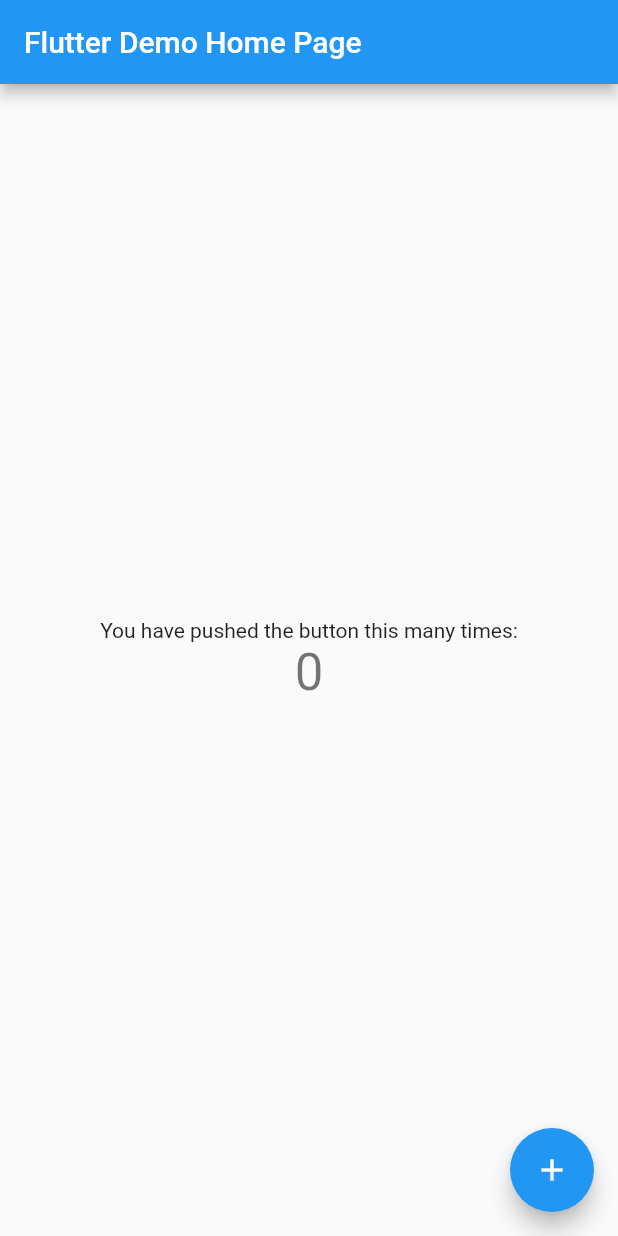
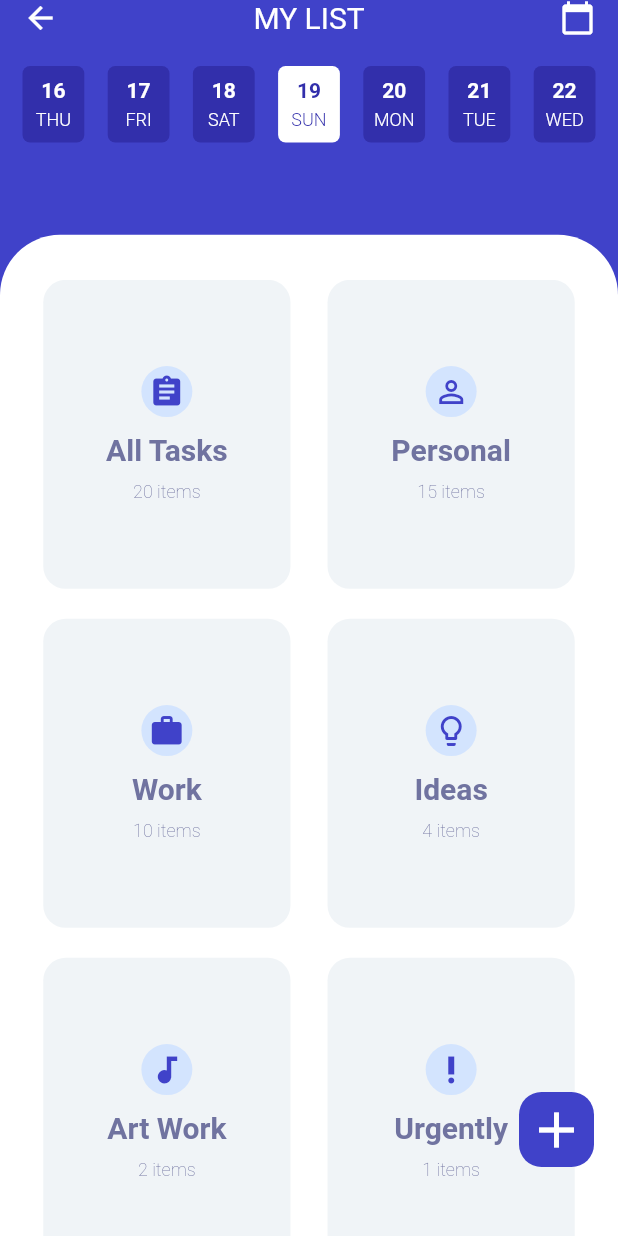
Before and after one commit to JoelRomero97/tasks-ui, a Flutter app: the screen it shows after launch, on a phone screen of 412 x 824 dp. Run offline on Flutter 3.47's test engine with Material 2 defaults, Android fonts, the phone set to English and light mode, and no system bars.

Commit message:
My list
My list page UI implemented
Generic page for schedule too
Header generic
Taks type card and day filter for global widgets

```diff
--- a/lib/main.dart
+++ b/lib/main.dart
@@ -1,69 +1,35 @@
 import 'package:flutter/material.dart';
+import 'package:provider/provider.dart';
 
-import 'package:tasks_ui/src/utils/helpers.dart';
+import 'package:tasks_ui/src/models/data_model.dart';
+import 'package:tasks_ui/src/models/task_model.dart';
+import 'package:tasks_ui/src/pages/my_list_page.dart';
+import 'package:tasks_ui/src/models/filters_model.dart';
 
 void main() {
-  runApp(MyApp());
+  runApp(MultiProvider(
+    providers: [
+      ChangeNotifierProvider(create: (_) => new DataModel()),
+      ChangeNotifierProvider(create: (_) => new TaskModel()),
+      ChangeNotifierProvider(create: (_) => new FiltersModel()),
+    ],
+    child: MyApp(),
+  ));
 }
 
 class MyApp extends StatelessWidget {
   @override
   Widget build(BuildContext context) {
     return MaterialApp(
-      title: 'Flutter Demo',
+      title: 'Tasks UI',
       theme: ThemeData(
-        primarySwatch: Colors.blue,
+        primarySwatch: Colors.indigo,
         visualDensity: VisualDensity.adaptivePlatformDensity,
       ),
-      home: MyHomePage(title: 'Flutter Demo Home Page'),
+      initialRoute: 'my-list',
+      routes: {
+        'my-list': (BuildContext context) => MyListPage(),
+      },
     );
   }
 }
-
-class MyHomePage extends StatefulWidget {
-  MyHomePage({Key key, this.title}) : super(key: key);
-
-  final String title;
-
-  @override
-  _MyHomePageState createState() => _MyHomePageState();
-}
-
-class _MyHomePageState extends State<MyHomePage> {
-  int _counter = 0;
-
-  void _incrementCounter() {
-    setState(() {
-      _counter++;
-    });
-  }
-
-  @override
-  Widget build(BuildContext context) {
-    changeStatusLight();
-    return Scaffold(
-      appBar: AppBar(
-        title: Text(widget.title),
-      ),
-      body: Center(
-        child: Column(
-          mainAxisAlignment: MainAxisAlignment.center,
-          children: <Widget>[
-            Text(
-              'You have pushed the button this many times:',
-            ),
-            Text(
-              '$_counter',
-              style: Theme.of(context).textTheme.headline4,
-            ),
-          ],
-        ),
-      ),
-      floatingActionButton: FloatingActionButton(
-        onPressed: _incrementCounter,
-        tooltip: 'Increment',
-        child: Icon(Icons.add),
-      ),
-    );
-  }
-}
--- /dev/null
+++ b/lib/src/pages/generic_page.dart
@@ -0,0 +1,70 @@
+import 'package:flutter/material.dart';
+
+import 'package:tasks_ui/src/utils/helpers.dart';
+import 'package:tasks_ui/src/widgets/custom_widgets.dart';
+
+class GenericPage extends StatelessWidget {
+  final String title;
+  final Widget rightIcon;
+  final Widget subHeader;
+  final Widget customChild;
+
+  GenericPage({
+    @required this.title,
+    @required this.rightIcon,
+    @required this.subHeader,
+    @required this.customChild,
+  });
+
+  @override
+  Widget build(BuildContext context) {
+    changeStatusLight();
+    return Scaffold(
+      body: _buildBody(context),
+      backgroundColor: Color(0xFF4042C9),
+      floatingActionButton: Container(
+        padding: EdgeInsets.all(5),
+        margin: EdgeInsets.only(bottom: 30),
+        decoration: BoxDecoration(
+          color: Color(0xFF4042C9),
+          borderRadius: BorderRadius.all(Radius.circular(15)),
+        ),
+        child: Icon(
+          Icons.add,
+          size: 40,
+          color: Colors.white,
+        ),
+      ),
+    );
+  }
+
+  Widget _buildBody(BuildContext context) {
+    return Stack(
+      children: <Widget>[
+        Align(
+          alignment: Alignment.topCenter,
+          child: Header(
+            title,
+            rightIcon,
+            subHeader,
+          ),
+        ),
+        Align(
+          alignment: Alignment.bottomCenter,
+          child: Container(
+            width: double.infinity,
+            height: MediaQuery.of(context).size.height * 0.81,
+            decoration: BoxDecoration(
+              color: Colors.white,
+              borderRadius: BorderRadius.only(
+                topLeft: Radius.circular(40),
+                topRight: Radius.circular(40),
+              ),
+            ),
+            child: customChild,
+          ),
+        ),
+      ],
+    );
+  }
+}
--- /dev/null
+++ b/lib/src/pages/my_list_page.dart
@@ -0,0 +1,67 @@
+import 'package:flutter/material.dart';
+
+import 'generic_page.dart';
+import 'package:tasks_ui/src/widgets/custom_widgets.dart';
+
+class MyListPage extends StatelessWidget {
+  Size _screenSize;
+
+  @override
+  Widget build(BuildContext context) {
+    _screenSize = MediaQuery.of(context).size;
+    return GenericPage(
+      title: 'MY LIST',
+      subHeader: _buildDayFilter(),
+      rightIcon: Icon(Icons.calendar_today, color: Colors.white),
+      customChild: Container(
+        width: double.infinity,
+        height: double.infinity,
+        padding: EdgeInsets.only(
+            top: 30,
+            left: _screenSize.width * 0.07,
+            right: _screenSize.width * 0.07),
+        child: SingleChildScrollView(
+          scrollDirection: Axis.vertical,
+          child: Wrap(
+            runSpacing: 20,
+            alignment: WrapAlignment.spaceBetween,
+            children: <Widget>[
+              _buildTaskType('All Tasks', Icons.assignment, 20),
+              _buildTaskType('Personal', Icons.person_outline, 15),
+              _buildTaskType('Work', Icons.work, 10),
+              _buildTaskType('Ideas', Icons.lightbulb_outline, 4),
+              _buildTaskType('Art Work', Icons.audiotrack, 2),
+              _buildTaskType('Urgently', Icons.priority_high, 1),
+            ],
+          ),
+        ),
+      ),
+    );
+  }
+
+  Widget _buildTaskType(String title, IconData icon, int tasks) {
+    return TaskTypeCard(
+      title: title,
+      icon: Icon(
+        icon,
+        color: Color(0xFF4042C9),
+      ),
+      tasks: tasks,
+    );
+  }
+
+  Widget _buildDayFilter() {
+    return Row(
+      mainAxisAlignment: MainAxisAlignment.spaceBetween,
+      children: <Widget>[
+        DayFilter(day: DateTime.now().subtract(Duration(days: 3))),
+        DayFilter(day: DateTime.now().subtract(Duration(days: 2))),
+        DayFilter(day: DateTime.now().subtract(Duration(days: 1))),
+        DayFilter(day: DateTime.now(), selected: true),
+        DayFilter(day: DateTime.now().add(Duration(days: 1))),
+        DayFilter(day: DateTime.now().add(Duration(days: 2))),
+        DayFilter(day: DateTime.now().add(Duration(days: 3))),
+      ],
+    );
+  }
+}
--- /dev/null
+++ b/lib/src/widgets/custom_widgets.dart
@@ -0,0 +1,3 @@
+export 'header.dart';
+export 'day_filter.dart';
+export 'task_type_card.dart';
--- /dev/null
+++ b/lib/src/widgets/day_filter.dart
@@ -0,0 +1,51 @@
+import 'package:flutter/material.dart';
+
+class DayFilter extends StatelessWidget {
+  final DateTime day;
+  final bool selected;
+  final List<String> weekdays = [
+    'MON',
+    'TUE',
+    'WED',
+    'THU',
+    'FRI',
+    'SAT',
+    'SUN'
+  ];
+
+  DayFilter({this.day, this.selected = false});
+
+  @override
+  Widget build(BuildContext context) {
+    return Container(
+      padding: EdgeInsets.symmetric(vertical: 8),
+      width: MediaQuery.of(context).size.width / 10,
+      decoration: BoxDecoration(
+        color: selected ? Colors.white : Color(0xFF322FAB),
+        borderRadius: BorderRadius.all(Radius.circular(5)),
+      ),
+      child: Column(
+        crossAxisAlignment: CrossAxisAlignment.center,
+        children: <Widget>[
+          Text(
+            '${day.day}',
+            style: TextStyle(
+              fontSize: 14,
+              fontWeight: FontWeight.w600,
+              color: selected ? Color(0xFF322FAB) : Colors.white,
+            ),
+          ),
+          SizedBox(height: 5),
+          Text(
+            weekdays[day.weekday - 1],
+            style: TextStyle(
+              fontSize: 12,
+              fontWeight: FontWeight.w300,
+              color: selected ? Color(0xFF322FAB) : Colors.white,
+            ),
+          ),
+        ],
+      ),
+    );
+  }
+}
--- /dev/null
+++ b/lib/src/widgets/header.dart
@@ -0,0 +1,43 @@
+import 'package:flutter/material.dart';
+
+class Header extends StatelessWidget {
+  final Widget icon;
+  final String title;
+  final Widget subHeader;
+
+  Header(this.title, this.icon, this.subHeader);
+
+  @override
+  Widget build(BuildContext context) {
+    return SafeArea(
+      top: true,
+      bottom: false,
+      child: Container(
+        width: double.infinity,
+        padding: EdgeInsets.symmetric(horizontal: 15),
+        child: Column(
+          children: <Widget>[
+            Row(
+              mainAxisAlignment: MainAxisAlignment.spaceBetween,
+              children: <Widget>[
+                GestureDetector(
+                  onTap: () => Navigator.maybePop(context),
+                  child: Icon(Icons.arrow_back, color: Colors.white),
+                ),
+                Container(
+                  child: Text(
+                    title,
+                    style: TextStyle(fontSize: 20, color: Colors.white),
+                  ),
+                ),
+                icon
+              ],
+            ),
+            SizedBox(height: 20),
+            subHeader,
+          ],
+        ),
+      ),
+    );
+  }
+}
--- /dev/null
+++ b/lib/src/widgets/task_type_card.dart
@@ -0,0 +1,57 @@
+import 'package:flutter/material.dart';
+
+class TaskTypeCard extends StatelessWidget {
+  final int tasks;
+  final Icon icon;
+  final String title;
+
+  TaskTypeCard({
+    this.tasks = 0,
+    this.title = 'All Tasks',
+    this.icon = const Icon(Icons.person, color: Color(0xFF4042C9)),
+  });
+
+  @override
+  Widget build(BuildContext context) {
+    final _size = MediaQuery.of(context).size;
+    return Container(
+      width: _size.width * 0.4,
+      height: _size.height * 0.25,
+      decoration: BoxDecoration(
+        color: Color(0xFFF0F4F7),
+        borderRadius: BorderRadius.all(Radius.circular(15)),
+      ),
+      child: Column(
+        mainAxisAlignment: MainAxisAlignment.center,
+        children: <Widget>[
+          Container(
+            padding: EdgeInsets.all(5),
+            decoration: BoxDecoration(
+              shape: BoxShape.circle,
+              color: Color(0xFFD3E4FE),
+            ),
+            child: icon,
+          ),
+          SizedBox(height: 10),
+          Text(
+            title,
+            style: TextStyle(
+              color: Color(0xFF7073A0),
+              fontWeight: FontWeight.w600,
+              fontSize: 20,
+            ),
+          ),
+          SizedBox(height: 10),
+          Text(
+            '$tasks items',
+            style: TextStyle(
+              color: Color(0xFF7073A0),
+              fontWeight: FontWeight.w200,
+              fontSize: 12,
+            ),
+          ),
+        ],
+      ),
+    );
+  }
+}
--- a/pubspec.yaml
+++ b/pubspec.yaml
@@ -23,6 +23,7 @@ environment:
 dependencies:
   flutter:
     sdk: flutter
+  provider:
 
 
   # The following adds the Cupertino Icons font to your application.
```
Also changed, not shown: lib/src/pages/file.txt (deleted), lib/src/widgets/file.txt (deleted), pubspec.lock.
